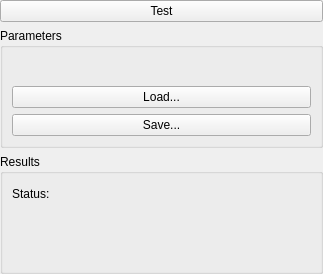
This is AcfSln/Include/iqtinsp/CGeneralSupplierGuiComp.ui in ImagingTools/AcfPublic as Qt 5 draws it before an edit. The edited form follows.
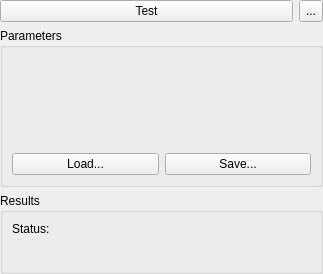
This is the edited form. Icons and pictures are not drawn.

Patch:
```diff
--- a/AcfSln/Include/iqtinsp/CGeneralSupplierGuiComp.ui
+++ b/AcfSln/Include/iqtinsp/CGeneralSupplierGuiComp.ui
@@ -18,6 +18,8 @@
     <number>0</number>
    </property>
    <item>
+    <layout class="QHBoxLayout" name="horizontalLayout_2">
+     <item>
     <widget class="QPushButton" name="TestButton">
      <property name="sizePolicy">
       <sizepolicy hsizetype="Preferred" vsizetype="Fixed">
@@ -35,19 +37,53 @@
     </widget>
    </item>
    <item>
+      <widget class="QToolButton" name="AutoTestButton">
+       <property name="sizePolicy">
+        <sizepolicy hsizetype="Fixed" vsizetype="Preferred">
+         <horstretch>0</horstretch>
+         <verstretch>0</verstretch>
+        </sizepolicy>
+       </property>
+       <property name="text">
+        <string>...</string>
+       </property>
+       <property name="icon">
+        <iconset resource="../../../Acf/Include/iqtgui/iqtgui.qrc">
+         <normaloff>:/Icons/AutoUpdate.svg</normaloff>:/Icons/AutoUpdate.svg</iconset>
+       </property>
+       <property name="iconSize">
+        <size>
+         <width>16</width>
+         <height>16</height>
+        </size>
+       </property>
+       <property name="checkable">
+        <bool>true</bool>
+       </property>
+      </widget>
+     </item>
+    </layout>
+   </item>
+   <item>
     <widget class="QGroupBox" name="ParamsGB">
+     <property name="sizePolicy">
+      <sizepolicy hsizetype="Preferred" vsizetype="Expanding">
+       <horstretch>0</horstretch>
+       <verstretch>0</verstretch>
+      </sizepolicy>
+     </property>
      <property name="title">
       <string>Parameters</string>
      </property>
-     <layout class="QVBoxLayout">
-      <property name="spacing">
-       <number>6</number>
-      </property>
-      <property name="margin">
-       <number>9</number>
-      </property>
+     <layout class="QVBoxLayout" name="verticalLayout_2">
       <item>
        <widget class="QFrame" name="ParamsFrame">
+        <property name="sizePolicy">
+         <sizepolicy hsizetype="Preferred" vsizetype="Expanding">
+          <horstretch>0</horstretch>
+          <verstretch>0</verstretch>
+         </sizepolicy>
+        </property>
         <property name="frameShape">
          <enum>QFrame::NoFrame</enum>
         </property>
@@ -65,6 +101,8 @@
        </widget>
       </item>
       <item>
+       <layout class="QHBoxLayout" name="horizontalLayout">
+        <item>
        <widget class="QPushButton" name="LoadParamsButton">
         <property name="sizePolicy">
          <sizepolicy hsizetype="Preferred" vsizetype="Fixed">
@@ -91,10 +129,18 @@
        </widget>
       </item>
      </layout>
+      </item>
+     </layout>
     </widget>
    </item>
    <item>
     <widget class="QGroupBox" name="groupBox_2">
+     <property name="sizePolicy">
+      <sizepolicy hsizetype="Preferred" vsizetype="Preferred">
+       <horstretch>0</horstretch>
+       <verstretch>0</verstretch>
+      </sizepolicy>
+     </property>
      <property name="title">
       <string>Results</string>
      </property>
```
Left out of the diff: 9 changed lines with no effect on the pictures. Lines whose indentation alone changed are shown as unchanged.
